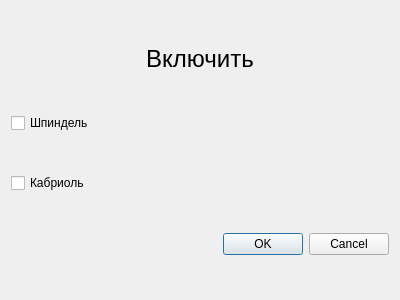
Qt form KAMEditor/gui/commands/ondialog.ui (Xtail96/SML) before a commit.
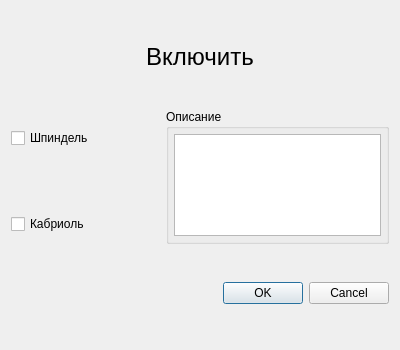
The same form after that commit.

```diff
--- a/KAMEditor/gui/commands/ondialog.ui
+++ b/KAMEditor/gui/commands/ondialog.ui
@@ -7,14 +7,14 @@
     <x>0</x>
     <y>0</y>
     <width>400</width>
-    <height>300</height>
+    <height>350</height>
    </rect>
   </property>
   <property name="windowTitle">
    <string>Включить</string>
   </property>
-  <layout class="QVBoxLayout" name="verticalLayout">
-   <item>
+  <layout class="QGridLayout" name="gridLayout">
+   <item row="0" column="0" colspan="2">
     <widget class="QLabel" name="on_action_label">
      <property name="sizePolicy">
       <sizepolicy hsizetype="Preferred" vsizetype="Fixed">
@@ -35,21 +35,20 @@
      </property>
     </widget>
    </item>
-   <item>
-    <widget class="QCheckBox" name="spindle_on_checkBox">
-     <property name="text">
-      <string>Шпиндель</string>
-     </property>
-    </widget>
-   </item>
-   <item>
+   <item row="4" column="0">
     <widget class="QCheckBox" name="kabriol_on_checkBox">
+     <property name="sizePolicy">
+      <sizepolicy hsizetype="Minimum" vsizetype="Fixed">
+       <horstretch>2</horstretch>
+       <verstretch>0</verstretch>
+      </sizepolicy>
+     </property>
      <property name="text">
       <string>Кабриоль</string>
      </property>
     </widget>
    </item>
-   <item>
+   <item row="6" column="0" colspan="2">
     <widget class="QDialogButtonBox" name="buttonBox">
      <property name="orientation">
       <enum>Qt::Horizontal</enum>
@@ -59,6 +58,53 @@
      </property>
     </widget>
    </item>
+   <item row="3" column="0">
+    <widget class="QCheckBox" name="spindle_on_checkBox">
+     <property name="sizePolicy">
+      <sizepolicy hsizetype="Minimum" vsizetype="Fixed">
+       <horstretch>2</horstretch>
+       <verstretch>0</verstretch>
+      </sizepolicy>
+     </property>
+     <property name="text">
+      <string>Шпиндель</string>
+     </property>
+    </widget>
+   </item>
+   <item row="3" column="1" rowspan="2">
+    <widget class="QGroupBox" name="action_on_groupBox_description">
+     <property name="sizePolicy">
+      <sizepolicy hsizetype="Preferred" vsizetype="Preferred">
+       <horstretch>3</horstretch>
+       <verstretch>0</verstretch>
+      </sizepolicy>
+     </property>
+     <property name="title">
+      <string>Описание</string>
+     </property>
+     <layout class="QVBoxLayout" name="verticalLayout">
+      <property name="leftMargin">
+       <number>5</number>
+      </property>
+      <property name="topMargin">
+       <number>5</number>
+      </property>
+      <property name="rightMargin">
+       <number>5</number>
+      </property>
+      <property name="bottomMargin">
+       <number>5</number>
+      </property>
+      <item>
+       <widget class="QTextEdit" name="action_on_textEdit_description">
+        <property name="readOnly">
+         <bool>true</bool>
+        </property>
+       </widget>
+      </item>
+     </layout>
+    </widget>
+   </item>
   </layout>
  </widget>
  <resources/>
```
